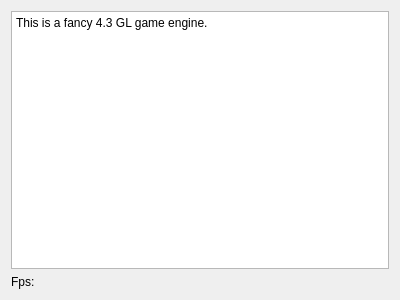
First picture: the form in dialogs/about/about.ui, repository aaether14/aaengine, before the edit.
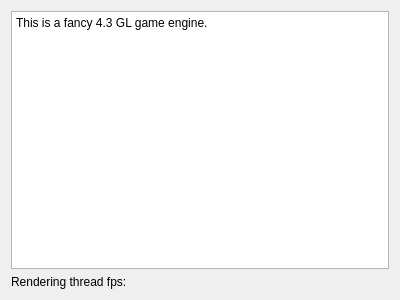
Second picture: the form after the edit.

Commit message: finished aaem thread loading and fixed closing while thread is working

What changed in the file:
```diff
--- a/dialogs/about/about.ui
+++ b/dialogs/about/about.ui
@@ -30,7 +30,7 @@
      <item>
       <widget class="QLabel" name="label">
        <property name="text">
-        <string>Fps:</string>
+        <string>Rendering thread fps:</string>
        </property>
       </widget>
      </item>
```
The commit also changes 35 other files.
